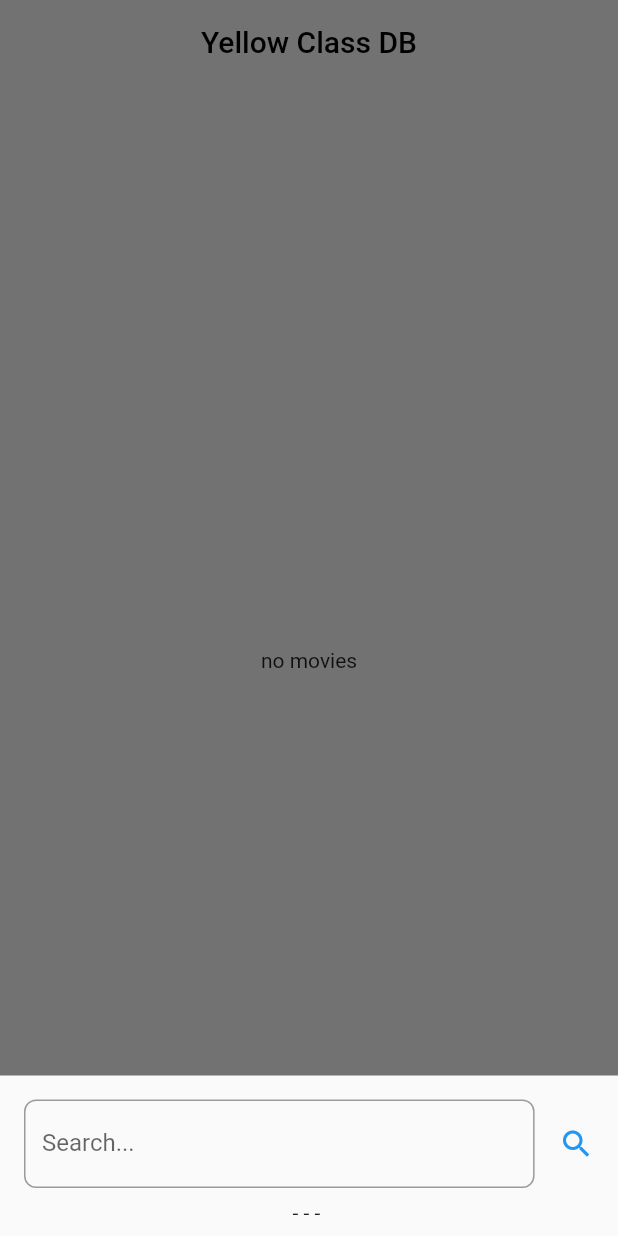
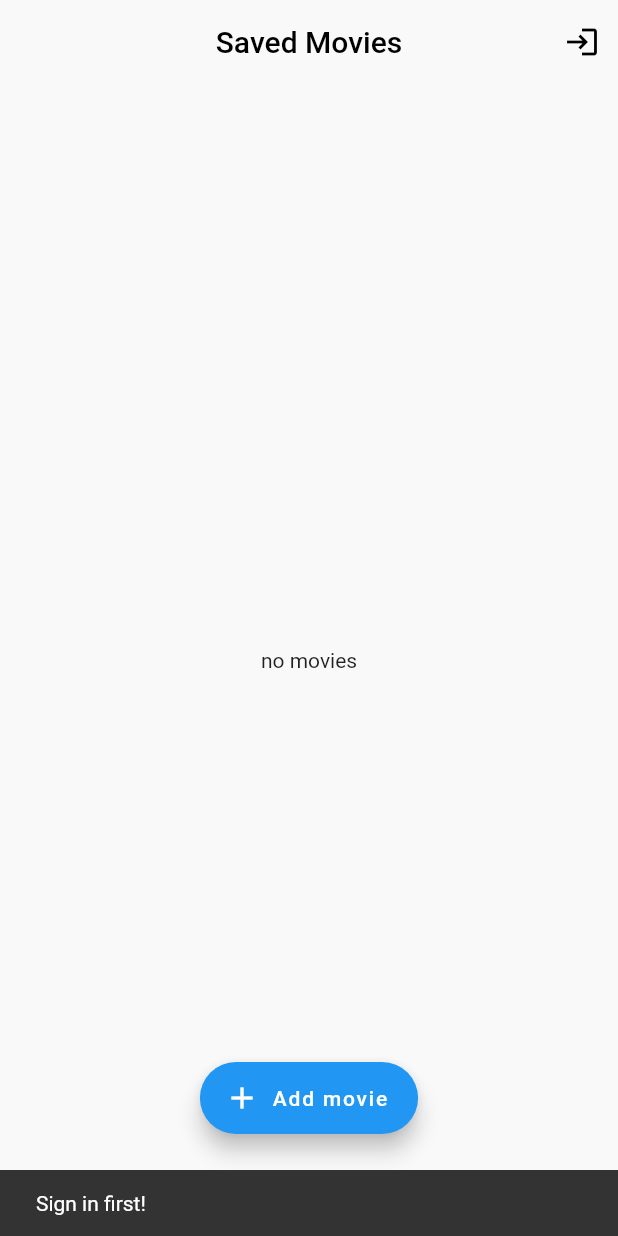
Before and after one commit to knmn2000/yellowClass-assignment, a Flutter app: the LandingPage screen opened directly, after a tap on "Add movie", on a phone screen of 412 x 824 dp. Run offline on Flutter 3.47's test engine with Material 2 defaults, Android fonts, the phone set to English and light mode, and no system bars; our stand-ins replace flutter_slidable, google_sign_in, hive, octo_image; missing offline and left inert: infinite_listview; accounts and stored records are empty; generated files the repository leaves out were written again.

Commit message:
add auth, fix edit sheet view

```diff
--- a/lib/main.dart
+++ b/lib/main.dart
@@ -1,10 +1,20 @@
 import 'package:flutter/material.dart';
+import 'package:yellowclass/api/api.dart';
 import 'package:yellowclass/constants/colors.dart';
 import 'package:yellowclass/views/bottom_sheet.dart';
 import 'package:path_provider/path_provider.dart' as path_provider;
 import 'package:hive/hive.dart';
 import 'views/movies_list_view.dart';
 import 'modals/movie.dart';
+import 'package:google_sign_in/google_sign_in.dart';
+
+GoogleSignIn _googleSignIn = GoogleSignIn(
+  // Optional clientId
+  // clientId: '479882132969-9i9aqik3jfjd7qhci1nqf0bm2g71rm1u.apps.googleusercontent.com',
+  scopes: <String>[
+    'email',
+  ],
+);
 
 void main() async {
   WidgetsFlutterBinding.ensureInitialized();
@@ -12,7 +22,7 @@ void main() async {
       await path_provider.getApplicationDocumentsDirectory();
   Hive.init(appDocumentDirectory.path);
   Hive.registerAdapter<Movie>(MovieAdapter());
-  await Hive.openBox('saved_movies');
+  await Hive.openBox('user_movies');
   runApp(MyApp());
 }
 
@@ -25,7 +35,7 @@ class MyApp extends StatelessWidget {
         primarySwatch: Colors.blue,
         scaffoldBackgroundColor: Color(offwhite),
       ),
-      home: LandingPage(title: 'Yellow Class DB'),
+      home: LandingPage(title: 'Saved Movies'),
     );
   }
 }
@@ -41,11 +51,38 @@ class LandingPage extends StatefulWidget {
 class _LandingPageState extends State<LandingPage>
     with TickerProviderStateMixin {
   AnimationController controller;
+  GoogleSignInAccount _currentUser;
   @override
   void initState() {
     super.initState();
+    _googleSignIn.onCurrentUserChanged.listen((GoogleSignInAccount account) {
+      setState(() {
+        _currentUser = account;
+      });
+    });
+    _googleSignIn.signInSilently();
     controller = BottomSheet.createAnimationController(this);
     controller.duration = Duration(seconds: 1);
+  }
+
+  Future<void> _handleSignIn() async {
+    try {
+      await _googleSignIn.signIn();
+      ScaffoldMessenger.of(context).showSnackBar(SnackBar(
+        content: Text("Signed in!"),
+        duration: Duration(milliseconds: 2000),
+      ));
+    } catch (error) {
+      print(error);
+    }
+  }
+
+  Future<void> _handleSignOut() {
+    ScaffoldMessenger.of(context).showSnackBar(SnackBar(
+      content: Text("Signed out!"),
+      duration: Duration(milliseconds: 2000),
+    ));
+    return _googleSignIn.disconnect();
   }
 
   @override
@@ -56,15 +93,28 @@ class _LandingPageState extends State<LandingPage>
     super.dispose();
   }
 
-  final movieBox = Hive.box('saved_movies');
-
+  final movieBox = Hive.box('user_movies');
   @override
   Widget build(BuildContext context) {
+    GoogleSignInAccount user = _currentUser;
     return Scaffold(
       resizeToAvoidBottomInset: false,
       backgroundColor: Color(offwhite),
       appBar: AppBar(
         centerTitle: true,
+        actions: [
+          IconButton(
+            icon: Icon(user != null ? Icons.logout : Icons.login),
+            color: Colors.black,
+            onPressed: () {
+              if (user != null) {
+                _handleSignOut();
+              } else {
+                _handleSignIn();
+              }
+            },
+          ),
+        ],
         title: Text(
           widget.title,
           style: TextStyle(color: Colors.black),
@@ -74,7 +124,7 @@ class _LandingPageState extends State<LandingPage>
       ),
       body: Center(
         child: FutureBuilder(
-          future: Hive.openBox('saved_movies'),
+          future: Hive.openBox('user_movies'),
           builder: (BuildContext context, AsyncSnapshot snapshot) {
             if (snapshot.connectionState == ConnectionState.done) {
               if (snapshot.hasError)
@@ -87,7 +137,7 @@ class _LandingPageState extends State<LandingPage>
                 }
               }
             } else
-              return Scaffold();
+              return Text('');
           },
         ),
         // child: MoviesListView(),
@@ -99,6 +149,7 @@ class _LandingPageState extends State<LandingPage>
           label: Text("Add movie"),
           icon: Icon(Icons.add),
           onPressed: () {
+            if (user != null) {
               showModalBottomSheet<dynamic>(
                 transitionAnimationController: controller,
                 isScrollControlled: true,
@@ -109,6 +160,12 @@ class _LandingPageState extends State<LandingPage>
                 controller = BottomSheet.createAnimationController(this);
                 setState(() {});
               });
+            } else {
+              ScaffoldMessenger.of(context).showSnackBar(SnackBar(
+                content: Text("Sign in first!"),
+                duration: Duration(milliseconds: 2000),
+              ));
+            }
           },
         ),
       ),
--- a/lib/views/bottom_sheet.dart
+++ b/lib/views/bottom_sheet.dart
@@ -1,5 +1,4 @@
 import 'package:flutter/material.dart';
-import 'package:yellowclass/views/movies_list_view.dart';
 import 'package:yellowclass/views/search_list_view.dart';
 
 final _searchQueryController = TextEditingController();
@@ -8,7 +7,7 @@ Widget bottomSheetView(BuildContext context) {
   return StatefulBuilder(
     builder: (BuildContext context, setState) {
       return Container(
-        padding: MediaQuery.of(context).viewInsets,
+        // padding: MediaQuery.of(context).viewInsets,
         //TODO: ADD BORDER RADIUS
         decoration: BoxDecoration(
             borderRadius: new BorderRadius.only(
--- a/lib/views/edit_view_sheet.dart
+++ b/lib/views/edit_view_sheet.dart
@@ -3,7 +3,7 @@ import 'package:hive/hive.dart';
 import 'package:yellowclass/modals/movie.dart';
 
 Widget editViewSheet(BuildContext context, int key) {
-  Box<dynamic> movieBox = Hive.box('saved_movies');
+  Box<dynamic> movieBox = Hive.box('user_movies');
   Movie _movie = movieBox.get(key);
   final _titleController = new TextEditingController(text: _movie.title);
   final _posterController = TextEditingController(text: _movie.poster);
@@ -22,15 +22,17 @@ Widget editViewSheet(BuildContext context, int key) {
   return StatefulBuilder(
     builder: (BuildContext context, setState) {
       return Container(
-        padding: MediaQuery.of(context).viewInsets,
+        // padding: MediaQuery.of(context).viewInsets,
         //TODO: ADD BORDER RADIUS
         decoration: BoxDecoration(borderRadius: BorderRadius.circular(10)),
-        height: MediaQuery.of(context).size.height * 0.7,
         width: double.infinity,
+        // height: MediaQuery.of(context).size.height * 0.4,
+        // height: 500,
         child: Padding(
           padding: const EdgeInsets.all(8.0),
           child: Column(
             mainAxisSize: MainAxisSize.min,
+            // child: ListView(
             children: <Widget>[
               Padding(
                 padding: const EdgeInsets.all(8.0),
--- a/lib/views/movies_list_view.dart
+++ b/lib/views/movies_list_view.dart
@@ -3,8 +3,6 @@ import 'package:flutter_slidable/flutter_slidable.dart';
 import 'package:hive/hive.dart';
 import 'package:infinite_listview/infinite_listview.dart';
 import 'package:yellowclass/modals/movie.dart';
-import 'package:octo_image/octo_image.dart';
-import 'package:yellowclass/views/heroDialog.dart';
 import 'package:yellowclass/views/widgets/movie_tile.dart';
 
 import 'edit_view_sheet.dart';
@@ -17,7 +15,7 @@ class MoviesListView extends StatefulWidget {
 class _MoviesListViewState extends State<MoviesListView> {
   Box<dynamic> movieBox;
   void getDataFromHive() {
-    movieBox = Hive.box('saved_movies');
+    movieBox = Hive.box('user_movies');
   }
 
   @override
@@ -25,7 +23,7 @@ class _MoviesListViewState extends State<MoviesListView> {
     super.initState();
     getDataFromHive();
     setState(() {
-      movieBox = Hive.box('saved_movies');
+      movieBox = Hive.box('user_movies');
     });
   }
 
@@ -33,7 +31,7 @@ class _MoviesListViewState extends State<MoviesListView> {
   void deleteMovie(key) async {
     await movieBox.delete(key);
     setState(() {
-      movieBox = Hive.box('saved_movies');
+      movieBox = Hive.box('user_movies');
     });
   }
 
--- a/lib/views/search_list_view.dart
+++ b/lib/views/search_list_view.dart
@@ -4,6 +4,7 @@ import 'package:flutter/material.dart';
 import 'package:flutter/cupertino.dart';
 import 'package:hive/hive.dart';
 import 'package:http/http.dart' as http;
+import 'package:yellowclass/api/api.dart';
 
 import '../modals/movie.dart';
 
@@ -17,32 +18,35 @@ class SearchListView extends StatefulWidget {
 
 class _SearchListViewState extends State<SearchListView> {
   Box<dynamic> movieBox;
+  Future<List<Movie>> _future;
   @override
   void initState() {
     super.initState();
-    movieBox = Hive.box('saved_movies');
+    movieBox = Hive.box('user_movies');
+    _future = searchMovies(widget.searchQuery);
   }
 
-  Future<List<Movie>> _searchMovies() async {
-    // Future<Map<String, dynamic>> _fetchMovies() async {
-
-    final moviesListAPIUrl =
-        'https://api.themoviedb.org/3/search/movie?api_key=bb058074a670ad43d29e1d396c92ef1f&language=en-US&query=${widget.searchQuery}&page=1&include_adult=false';
-    final response = await http.get(Uri.parse(moviesListAPIUrl));
-
-    if (response.statusCode == 200) {
-      Map<String, dynamic> jsonResponse = json.decode(response.body);
-      List data = jsonResponse['results'];
-      return data.map((movie) => new Movie.fromJson(movie)).toList();
-    } else {
-      throw Exception('Error');
-    }
-  }
+  // List data;
+  // Future<List<Movie>> _searchMovies() async {
+  //   if (data == null) {
+  //     final moviesListAPIUrl =
+  //         'https://api.themoviedb.org/3/search/movie?api_key=bb058074a670ad43d29e1d396c92ef1f&language=en-US&query=${widget.searchQuery}&page=1&include_adult=false';
+  //     final response = await http.get(Uri.parse(moviesListAPIUrl));
+  //     if (response.statusCode == 200) {
+  //       Map<String, dynamic> jsonResponse = json.decode(response.body);
+  //       data = jsonResponse['results'];
+  //       return data.map((movie) => new Movie.fromJson(movie)).toList();
+  //     } else {
+  //       throw Exception('Error');
+  //     }
+  //   }
+  //   return data;
+  // }
 
   void addMovie(Movie movie) {
     movieBox.add(movie);
     setState(() {
-      movieBox = Hive.box('saved_movies');
+      movieBox = Hive.box('user_movies');
     });
   }
 
@@ -74,7 +78,8 @@ class _SearchListViewState extends State<SearchListView> {
   Widget build(BuildContext context) {
     return Container(
       child: FutureBuilder<List<Movie>>(
-        future: _searchMovies(),
+        // future: _searchMovies(),
+        future: _future,
         builder: (context, snapshot) {
           if (snapshot.hasData) {
             // Map<String, dynamic> data = snapshot.data;
--- a/pubspec.yaml
+++ b/pubspec.yaml
@@ -22,9 +22,12 @@ environment:
 
 dependencies:
   cupertino_icons: ^1.0.2
+  firebase_auth: ^3.0.1
+  firebase_dynamic_links: ^2.0.7
   flutter:
     sdk: flutter
   flutter_slidable: ^0.6.0
+  google_sign_in: ^5.0.7
   hive: ^2.0.4
   hive_flutter: ^1.1.0
   http: ^0.13.3
```
Also changed, not shown: lib/api/api.dart (added, +17 -0 lines), pubspec.lock, 4 other files. Lines whose indentation alone changed are shown as unchanged.
